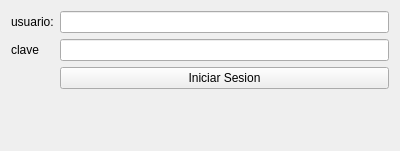
Qt form ui/login_form.ui (DanielArias-COL/Bases-1-) before a commit.
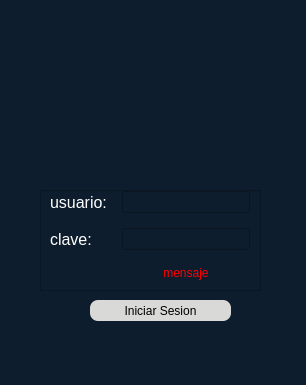
The same form after that commit. Icons and pictures are not drawn.

Diff of the .ui file:
```diff
--- a/ui/login_form.ui
+++ b/ui/login_form.ui
@@ -6,46 +6,148 @@
    <rect>
     <x>0</x>
     <y>0</y>
-    <width>400</width>
-    <height>151</height>
+    <width>306</width>
+    <height>385</height>
    </rect>
   </property>
   <property name="windowTitle">
    <string>Login</string>
   </property>
-  <layout class="QFormLayout" name="formLayout">
+  <property name="styleSheet">
+   <string notr="true">background-color: rgb(14, 29, 45);</string>
+  </property>
+  <widget class="QLabel" name="label_3">
+   <property name="geometry">
+    <rect>
+     <x>40</x>
+     <y>20</y>
+     <width>221</width>
+     <height>161</height>
+    </rect>
+   </property>
+   <property name="text">
+    <string/>
+   </property>
+   <property name="pixmap">
+    <pixmap>../resource/logo.png</pixmap>
+   </property>
+   <property name="scaledContents">
+    <bool>true</bool>
+   </property>
+  </widget>
+  <widget class="QFrame" name="frame">
+   <property name="geometry">
+    <rect>
+     <x>40</x>
+     <y>190</y>
+     <width>221</width>
+     <height>101</height>
+    </rect>
+   </property>
+   <property name="frameShape">
+    <enum>QFrame::Shape::StyledPanel</enum>
+   </property>
+   <property name="frameShadow">
+    <enum>QFrame::Shadow::Raised</enum>
+   </property>
+   <layout class="QGridLayout" name="gridLayout">
+    <property name="topMargin">
+     <number>0</number>
+    </property>
+    <property name="rightMargin">
+     <number>10</number>
+    </property>
+    <property name="bottomMargin">
+     <number>10</number>
+    </property>
+    <property name="spacing">
+     <number>15</number>
+    </property>
    <item row="0" column="0">
     <widget class="QLabel" name="label">
+      <property name="font">
+       <font>
+        <pointsize>12</pointsize>
+       </font>
+      </property>
+      <property name="styleSheet">
+       <string notr="true">color: rgb(255, 255, 255);</string>
+      </property>
      <property name="text">
       <string>usuario:</string>
      </property>
     </widget>
    </item>
-   <item row="0" column="1">
-    <widget class="QLineEdit" name="lineEditUsuario"/>
-   </item>
    <item row="1" column="0">
     <widget class="QLabel" name="label_2">
+      <property name="font">
+       <font>
+        <pointsize>12</pointsize>
+       </font>
+      </property>
+      <property name="styleSheet">
+       <string notr="true">color: rgb(255, 255, 255);</string>
+      </property>
      <property name="text">
-      <string>clave</string>
+       <string>clave:</string>
      </property>
     </widget>
    </item>
    <item row="1" column="1">
     <widget class="QLineEdit" name="lineEditClave">
+      <property name="styleSheet">
+       <string notr="true">color: rgb(255, 255, 255);</string>
+      </property>
      <property name="echoMode">
-      <enum>QLineEdit::Password</enum>
+       <enum>QLineEdit::EchoMode::Password</enum>
+      </property>
+     </widget>
+    </item>
+    <item row="0" column="1">
+     <widget class="QLineEdit" name="lineEditUsuario">
+      <property name="styleSheet">
+       <string notr="true">color: rgb(255, 255, 255);</string>
      </property>
     </widget>
    </item>
    <item row="2" column="1">
+     <widget class="QLabel" name="labelError">
+      <property name="styleSheet">
+       <string notr="true">color: rgb(255, 0, 0);</string>
+      </property>
+      <property name="text">
+       <string>mensaje</string>
+      </property>
+      <property name="alignment">
+       <set>Qt::AlignmentFlag::AlignCenter</set>
+      </property>
+     </widget>
+    </item>
+   </layout>
+  </widget>
     <widget class="QPushButton" name="btnIniciarSesion">
+   <property name="enabled">
+    <bool>true</bool>
+   </property>
+   <property name="geometry">
+    <rect>
+     <x>90</x>
+     <y>300</y>
+     <width>141</width>
+     <height>21</height>
+    </rect>
+   </property>
+   <property name="cursor">
+    <cursorShape>PointingHandCursor</cursorShape>
+   </property>
+   <property name="styleSheet">
+    <string notr="true">background-color: rgb(217, 217, 216);
+border-radius: 8px;</string>
+   </property>
      <property name="text">
       <string>Iniciar Sesion</string>
      </property>
     </widget>
-   </item>
-  </layout>
  </widget>
  <resources/>
  <connections/>
```
Lines whose indentation alone changed are shown as unchanged.
